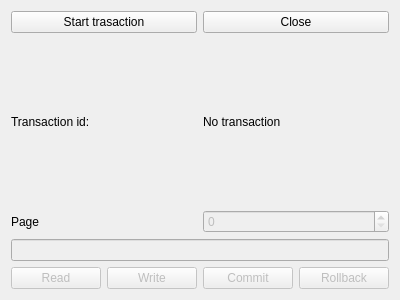
This is manualclient.ui in Top-Ranger/Logging as Qt 5 draws it before an edit. The edited form follows.
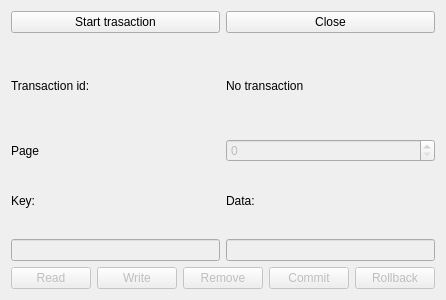
This is the edited form.

Commit message:
Data is now saved in key/value pairs
Log files only contain the difference for each page, not the whole page.
This keeps log files small even when a lot of data is saved in the page

```diff
--- a/manualclient.ui
+++ b/manualclient.ui
@@ -72,12 +72,37 @@
     </layout>
    </item>
    <item>
+    <layout class="QGridLayout" name="gridLayout">
+     <item row="0" column="0">
+      <widget class="QLabel" name="label_3">
+       <property name="text">
+        <string>Key:</string>
+       </property>
+      </widget>
+     </item>
+     <item row="0" column="1">
+      <widget class="QLabel" name="label_4">
+       <property name="text">
+        <string>Data:</string>
+       </property>
+      </widget>
+     </item>
+     <item row="1" column="0">
+      <widget class="QLineEdit" name="key">
+       <property name="enabled">
+        <bool>false</bool>
+       </property>
+      </widget>
+     </item>
+     <item row="1" column="1">
     <widget class="QLineEdit" name="data">
      <property name="enabled">
       <bool>false</bool>
      </property>
     </widget>
    </item>
+    </layout>
+   </item>
    <item>
     <layout class="QHBoxLayout" name="horizontalLayout_3">
      <item>
@@ -100,6 +125,16 @@
        </property>
       </widget>
      </item>
+     <item>
+      <widget class="QPushButton" name="remove">
+       <property name="enabled">
+        <bool>false</bool>
+       </property>
+       <property name="text">
+        <string>Remove</string>
+       </property>
+      </widget>
+     </item>
      <item>
       <widget class="QPushButton" name="commit">
        <property name="enabled">
```
Lines whose indentation alone changed are shown as unchanged. The commit also changes 5 other files.
